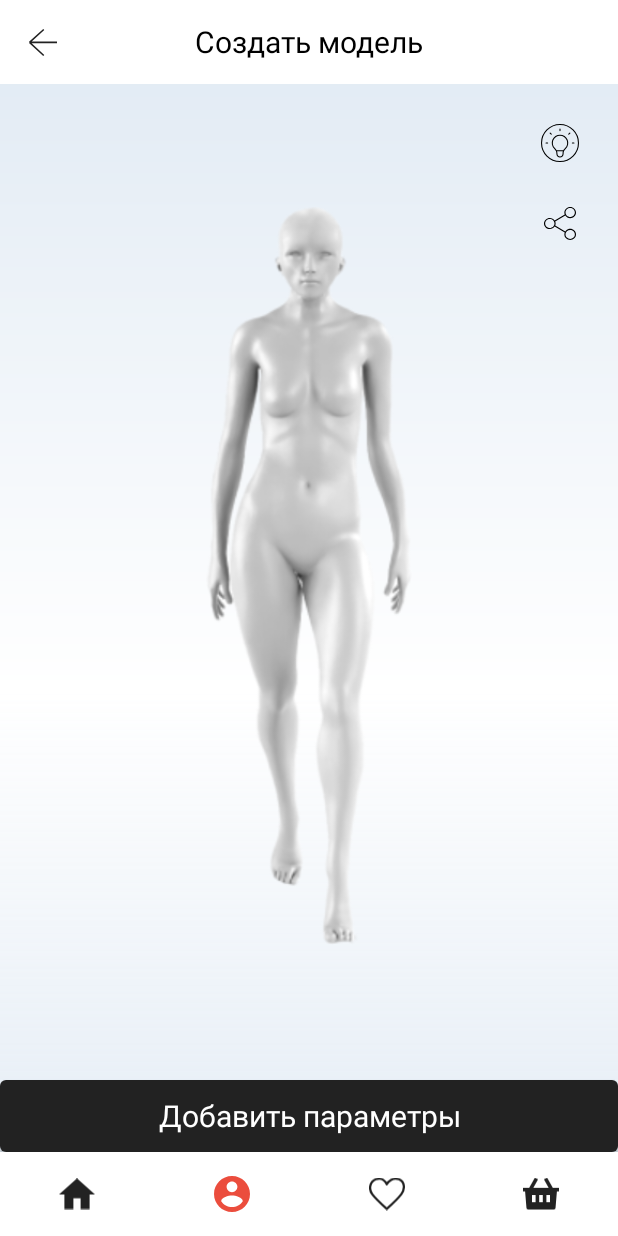
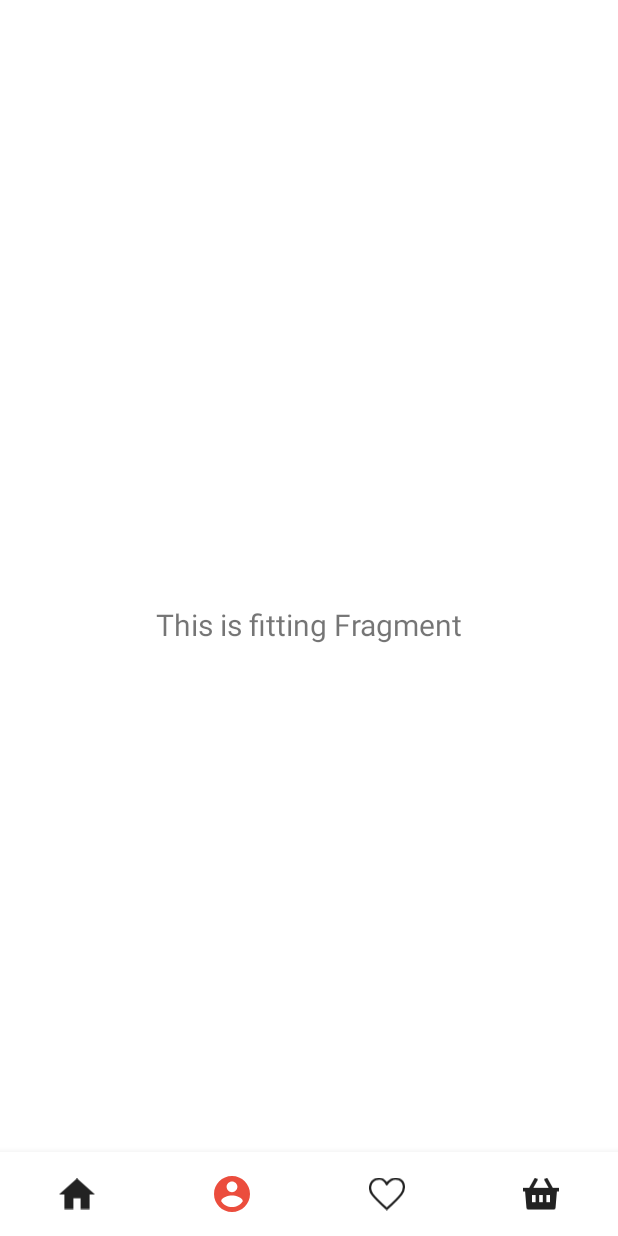
Before and after one commit to fittingvroom/fittingvroom, an Android app: the ModelFragment screen opened through its navigation route, item 2 of the bottom bar chosen, on a phone screen of 412 x 824 dp. Run offline under Robolectric (Android 15) with nearby library versions, the phone set to English and light mode, and no system bars; our stand-ins replace navigation-ui.

Commit message:
Навигация "Главный - Создание модели - Помощь"

```diff
--- a/app/src/main/java/com/fittingvroom/MainActivity.kt
+++ b/app/src/main/java/com/fittingvroom/MainActivity.kt
@@ -16,10 +16,8 @@ class MainActivity : AppCompatActivity() {
         val navView: BottomNavigationView = findViewById(R.id.nav_view)
 
         val navController = findNavController(R.id.nav_host_fragment)
-        // Passing each menu ID as a set of Ids because each
-        // menu should be considered as top level destinations.
         val appBarConfiguration = AppBarConfiguration(setOf(
-                R.id.navigation_home, R.id.navigation_model, R.id.navigation_favorites, R.id.navigation_cart))
+                R.id.navigation_home, R.id.navigation_fitting, R.id.navigation_favorites, R.id.navigation_cart))
         setupActionBarWithNavController(navController, appBarConfiguration)
         navView.setupWithNavController(navController)
         supportActionBar?.hide()
--- /dev/null
+++ b/app/src/main/java/com/fittingvroom/ui/fitting/FittingFragment.kt
@@ -0,0 +1,31 @@
+package com.fittingvroom.ui.fitting
+
+import android.os.Bundle
+import android.view.LayoutInflater
+import android.view.View
+import android.view.ViewGroup
+import android.widget.TextView
+import androidx.fragment.app.Fragment
+import androidx.lifecycle.Observer
+import androidx.lifecycle.ViewModelProvider
+import com.fittingvroom.R
+
+class FittingFragment : Fragment() {
+
+    private lateinit var fittingViewModel: FittingViewModel
+
+    override fun onCreateView(
+            inflater: LayoutInflater,
+            container: ViewGroup?,
+            savedInstanceState: Bundle?
+    ): View? {
+        fittingViewModel =
+                ViewModelProvider(this).get(FittingViewModel::class.java)
+        val root = inflater.inflate(R.layout.fragment_favorites, container, false)
+        val textView: TextView = root.findViewById(R.id.text_favorites)
+        fittingViewModel.text.observe(viewLifecycleOwner, Observer {
+            textView.text = it
+        })
+        return root
+    }
+}
--- /dev/null
+++ b/app/src/main/java/com/fittingvroom/ui/fitting/FittingViewModel.kt
@@ -0,0 +1,13 @@
+package com.fittingvroom.ui.fitting
+
+import androidx.lifecycle.LiveData
+import androidx.lifecycle.MutableLiveData
+import androidx.lifecycle.ViewModel
+
+class FittingViewModel : ViewModel() {
+
+    private val _text = MutableLiveData<String>().apply {
+        value = "This is fitting Fragment"
+    }
+    val text: LiveData<String> = _text
+}
--- a/app/src/main/java/com/fittingvroom/ui/help/HelpFragment.kt
+++ b/app/src/main/java/com/fittingvroom/ui/help/HelpFragment.kt
@@ -6,12 +6,14 @@ import android.view.View
 import android.view.ViewGroup
 import android.widget.Toast
 import androidx.fragment.app.Fragment
+import androidx.navigation.fragment.findNavController
 import com.fittingvroom.databinding.FragmentHelpBinding
 
 class HelpFragment : Fragment() {
 
     private var _binding: FragmentHelpBinding? = null
     private val binding get() = _binding!!
+    private val navigation by lazy { findNavController() }
     override fun onCreateView(
         inflater: LayoutInflater,
         container: ViewGroup?,
@@ -21,7 +23,7 @@ class HelpFragment : Fragment() {
         _binding = FragmentHelpBinding.inflate(inflater, container, false)
         val view = binding.root
         binding.btOk.setOnClickListener {
-            Toast.makeText(requireContext(), "Ok", Toast.LENGTH_SHORT).show()
+            navigation.popBackStack()
         }
         return view
     }
--- a/app/src/main/java/com/fittingvroom/ui/home/HomeFragment.kt
+++ b/app/src/main/java/com/fittingvroom/ui/home/HomeFragment.kt
@@ -6,11 +6,14 @@ import android.view.View
 import android.view.ViewGroup
 import android.widget.Toast
 import androidx.fragment.app.Fragment
+import androidx.navigation.fragment.findNavController
+import com.fittingvroom.R
 import com.fittingvroom.databinding.FragmentHomeBinding
 
 class HomeFragment : Fragment() {
 
     private var binding: FragmentHomeBinding? = null
+    private val navigation by lazy { findNavController() }
 
     override fun onCreateView(
             inflater: LayoutInflater,
@@ -26,7 +29,7 @@ class HomeFragment : Fragment() {
     private fun init() {
         val bind = binding ?: return
         bind.homeBottomButton.setOnClickListener {
-            Toast.makeText(requireContext(), "Добавить/изменить параметры", Toast.LENGTH_SHORT).show()
+            navigation.navigate(R.id.action_navigation_home_to_navigation_model)
         }
     }
 
--- a/app/src/main/java/com/fittingvroom/ui/model/ModelViewModel.kt
+++ b/app/src/main/java/com/fittingvroom/ui/model/ModelViewModel.kt
@@ -2,10 +2,4 @@ package com.fittingvroom.ui.model
 
 import androidx.lifecycle.ViewModel
 
-class ModelViewModel : ViewModel() {
-
-    fun shareClick() {}
-    fun toHelpScreen() {}
-    fun toParametersScreen() {}
-    fun backClick() {}
-}
+class ModelViewModel : ViewModel() {}
--- a/app/src/main/res/menu/bottom_nav_menu.xml
+++ b/app/src/main/res/menu/bottom_nav_menu.xml
@@ -7,9 +7,9 @@
         android:title="@string/title_home" />
 
     <item
-        android:id="@+id/navigation_model"
+        android:id="@+id/navigation_fitting"
         android:icon="@drawable/ic_model_black_24dp"
-        android:title="@string/title_model" />
+        android:title="@string/title_fitting" />
 
     <item
         android:id="@+id/navigation_favorites"
--- a/app/src/main/res/navigation/mobile_navigation.xml
+++ b/app/src/main/res/navigation/mobile_navigation.xml
@@ -9,13 +9,29 @@
         android:id="@+id/navigation_home"
         android:name="com.fittingvroom.ui.home.HomeFragment"
         android:label="@string/title_home"
-        tools:layout="@layout/fragment_home" />
+        tools:layout="@layout/fragment_home" >
+        <action
+            android:id="@+id/action_navigation_home_to_navigation_model"
+            app:destination="@id/navigation_model"
+            app:popUpTo="@id/navigation_home" />
+    </fragment>
+
+    <fragment
+        android:id="@+id/navigation_fitting"
+        android:name="com.fittingvroom.ui.fitting.FittingFragment"
+        android:label="@string/title_fitting"
+        tools:layout="@layout/fragment_fitting" />
 
     <fragment
         android:id="@+id/navigation_model"
         android:name="com.fittingvroom.ui.model.ModelFragment"
-        android:label="@string/title_model"
-        tools:layout="@layout/fragment_model" />
+        android:label="fragment_model"
+        tools:layout="@layout/fragment_model">
+        <action
+            android:id="@+id/action_navigation_model_to_help_fragment"
+            app:destination="@id/help_fragment"
+            app:popUpTo="@id/navigation_model" />
+    </fragment>
 
     <fragment
         android:id="@+id/navigation_favorites"
@@ -28,4 +44,12 @@
         android:name="com.fittingvroom.ui.cart.CartFragment"
         android:label="@string/title_cart"
         tools:layout="@layout/fragment_cart" />
+
+
+
+    <fragment
+        android:id="@+id/help_fragment"
+        android:name="com.fittingvroom.ui.help.HelpFragment"
+        android:label="fragment_help"
+        tools:layout="@layout/fragment_help" />
 </navigation>
--- a/app/src/main/res/values/strings.xml
+++ b/app/src/main/res/values/strings.xml
@@ -1,17 +1,17 @@
 <resources>
     <string name="app_name">My Application</string>
     <string name="title_home">Home</string>
-    <string name="title_model">Model</string>
     <string name="title_favorites">Favorites</string>
     <string name="title_cart">Cart</string>
+    <string name="title_fitting">Fitting</string>
     <string name="help_text">
         "Для того, чтобы виртуальный манекен максимально"
         "точно повторял ваши индивидуальные особенности фигуры,"
         "необходимо правильно снять мерки, на основании которых будет построен ваш виртуальный образ.\n\n"
         "⦁ Лучше не пытаться снять мерки самостоятельно. Попросите кого-нибудь помочь вам.\n\n"
         "⦁ Измерения необходимо производить в нижнем белье или тонкой одежде.\n\n"
-        "⦁ При измерении лента должна плотно (но безнатяжения) прилегать к телу.\n\n"
-        "⦁ Стойте прямо, без напряжения, не сутультесь, несгибайте ногу в колене.\n"
+        "⦁ При измерении лента должна плотно (но без натяжения) прилегать к телу.\n\n"
+        "⦁ Стойте прямо, без напряжения, не сутультесь, не сгибайте ногу в колене.\n"
 
     </string>
     <string name="measurements_text1">"<b>Рост:</b> Измеряется от макушки до пят.\n"</string>
@@ -29,6 +29,7 @@
     <string name="_5_">5</string>
     <string name="_6_">6</string>
     <string name="ok">Ok</string>
+
     <string name="home_page_bottom_btn_text">Создать манекен</string>
     <string name="home_page_description_first_line">Вы поймете, что вам действительно подходит</string>
     <string name="home_page_description_second_line">не выходя из приложения</string>
```
Also changed, not shown: app/src/main/java/com/fittingvroom/ui/model/ModelFragment.kt (+4 -6 lines), app/src/main/res/layout/fragment_fitting.xml (added, +22 -0 lines).
